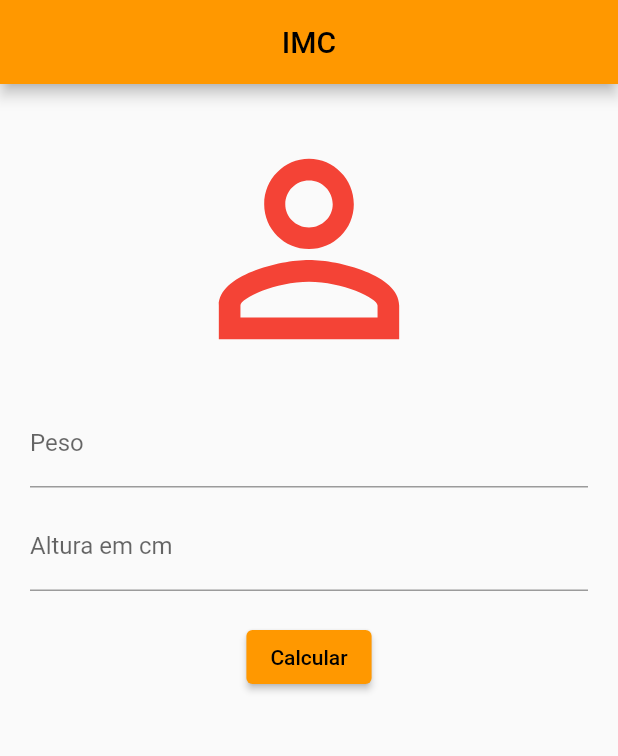
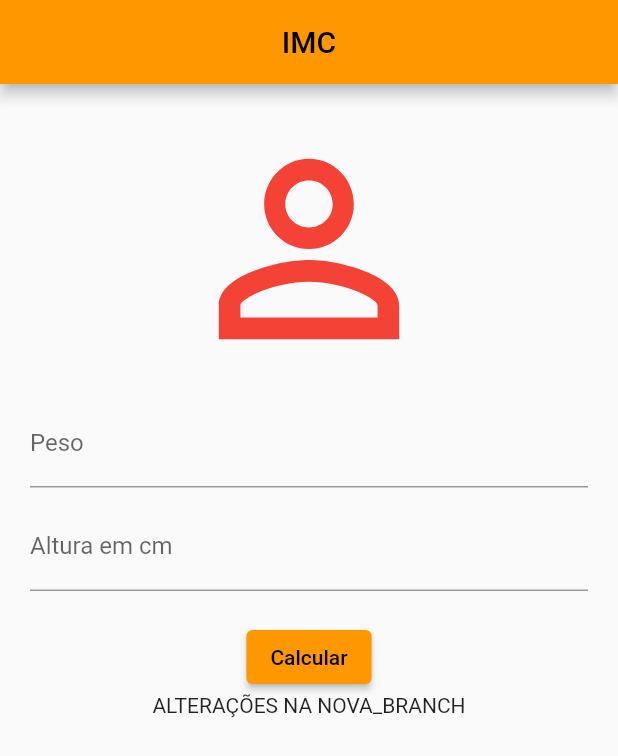
Before and after one commit to Marlonprogbr/calculador-de-imc, a Flutter app: the screen it shows after launch, on a phone screen of 412 x 824 dp. Shown: the top 756 px of the screen. Run offline on Flutter 3.47's test engine with Material 2 defaults, Android fonts, the phone set to English and light mode, and no system bars.

Commit message:
alteracoes feitas

```diff
--- a/lib/main.dart
+++ b/lib/main.dart
@@ -68,6 +68,7 @@ class _MyAppState extends State<MyApp> {
             ElevatedButton(
                 onPressed: _calcularIMC,
                 child: Text("Calcular")),
+            Text("ALTERAÇÕES NA NOVA_BRANCH")
           ],
         ),
       ),
```
